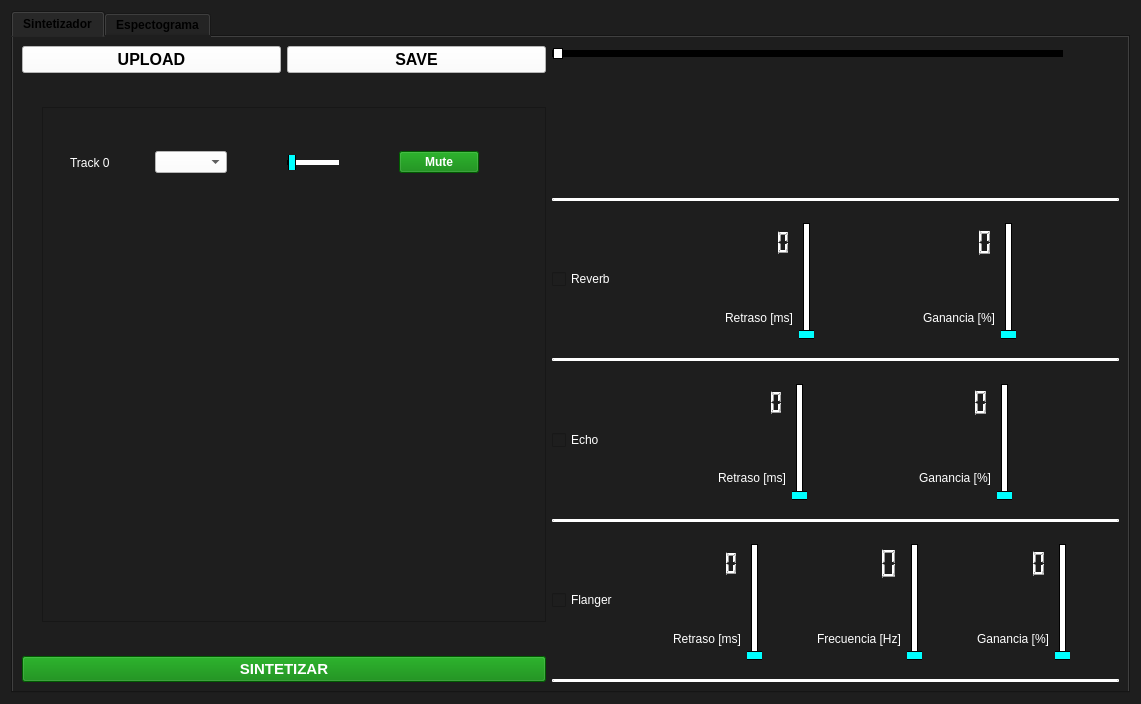
Above: Frontend/Designer/menu.ui from odevincenti/ASSD_TP2 before the change. Below: the same form after it.
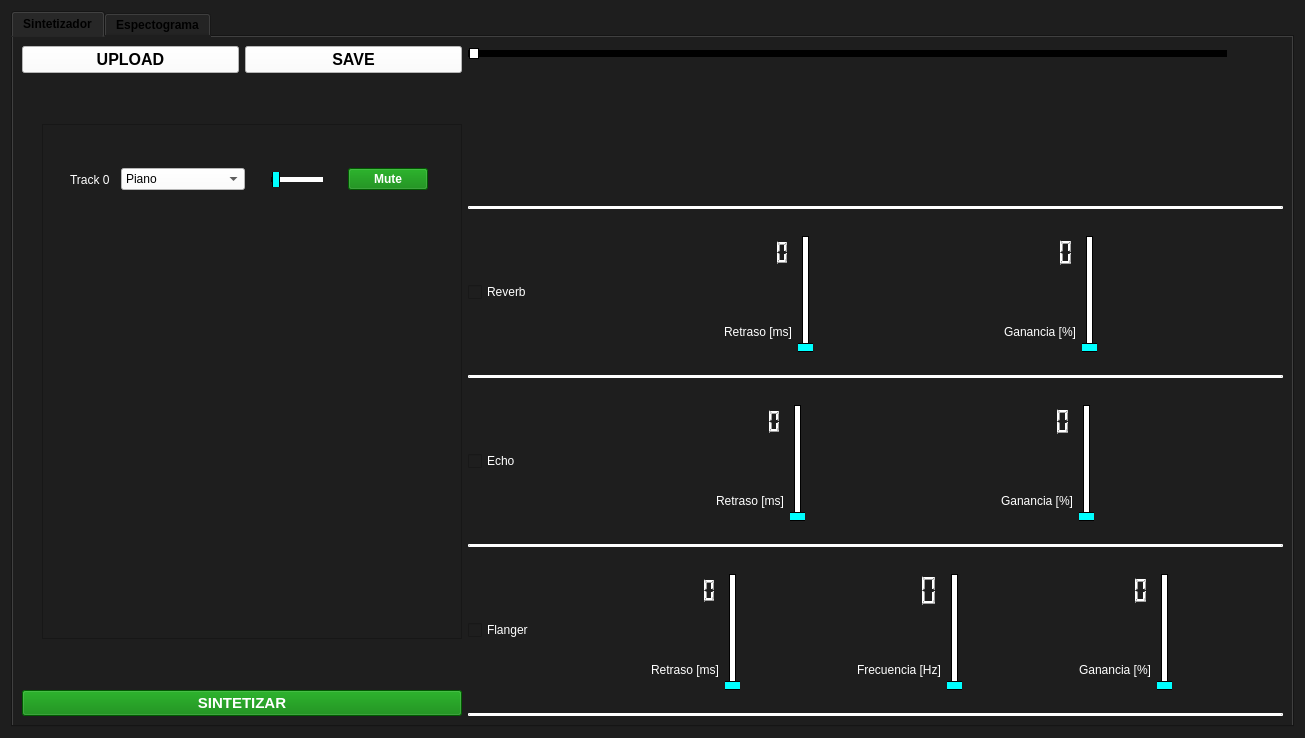
That is the form after the change. The open tabs and pages were chosen to show the change. Icons and pictures are not drawn. Custom widgets are drawn as their Qt base class.

```diff
--- a/Frontend/Designer/menu.ui
+++ b/Frontend/Designer/menu.ui
@@ -6,8 +6,8 @@
    <rect>
     <x>0</x>
     <y>0</y>
-    <width>1141</width>
-    <height>704</height>
+    <width>1305</width>
+    <height>738</height>
    </rect>
   </property>
   <property name="windowTitle">
@@ -111,7 +111,7 @@
                  </property>
                  <property name="maximumSize">
                   <size>
-                   <width>700</width>
+                   <width>555</width>
                    <height>515</height>
                   </size>
                  </property>
@@ -123,13 +123,19 @@
                    <rect>
                     <x>0</x>
                     <y>0</y>
-                    <width>497</width>
+                    <width>553</width>
                     <height>513</height>
                    </rect>
                   </property>
                   <layout class="QVBoxLayout" name="verticalLayout_11">
                    <item>
                     <widget class="QWidget" name="Track_Widget" native="true">
+                     <property name="maximumSize">
+                      <size>
+                       <width>400</width>
+                       <height>16777215</height>
+                      </size>
+                     </property>
                      <property name="styleSheet">
                       <string notr="true">background:rgb(30,30,30);</string>
                      </property>
@@ -138,6 +144,12 @@
                        <layout class="QVBoxLayout" name="verticalLayout_9">
                         <item>
                          <widget class="QWidget" name="widget" native="true">
+                          <property name="maximumSize">
+                           <size>
+                            <width>400</width>
+                            <height>100</height>
+                           </size>
+                          </property>
                           <layout class="QVBoxLayout" name="verticalLayout_3">
                            <item>
                             <layout class="QHBoxLayout" name="track0">
@@ -170,6 +182,26 @@
                                 <string notr="true">background:white;
 color:black;</string>
                                </property>
+                               <item>
+                                <property name="text">
+                                 <string>Piano</string>
+                                </property>
+                               </item>
+                               <item>
+                                <property name="text">
+                                 <string>Flauta</string>
+                                </property>
+                               </item>
+                               <item>
+                                <property name="text">
+                                 <string>Guitarra Electrica</string>
+                                </property>
+                               </item>
+                               <item>
+                                <property name="text">
+                                 <string>Tambores</string>
+                                </property>
+                               </item>
                               </widget>
                              </item>
                              <item>
@@ -203,14 +235,14 @@
                                <item>
                                 <widget class="QSlider" name="horizontalSlider_track0">
                                  <property name="sizePolicy">
-                                  <sizepolicy hsizetype="Maximum" vsizetype="Maximum">
-                                   <horstretch>0</horstretch>
-                                   <verstretch>0</verstretch>
+                                  <sizepolicy hsizetype="Fixed" vsizetype="Fixed">
+                                   <horstretch>80</horstretch>
+                                   <verstretch>22</verstretch>
                                   </sizepolicy>
                                  </property>
                                  <property name="maximumSize">
                                   <size>
-                                   <width>103</width>
+                                   <width>80</width>
                                    <height>22</height>
                                   </size>
                                  </property>
```
Left out of the diff: 16 changed lines with no effect on the pictures.
